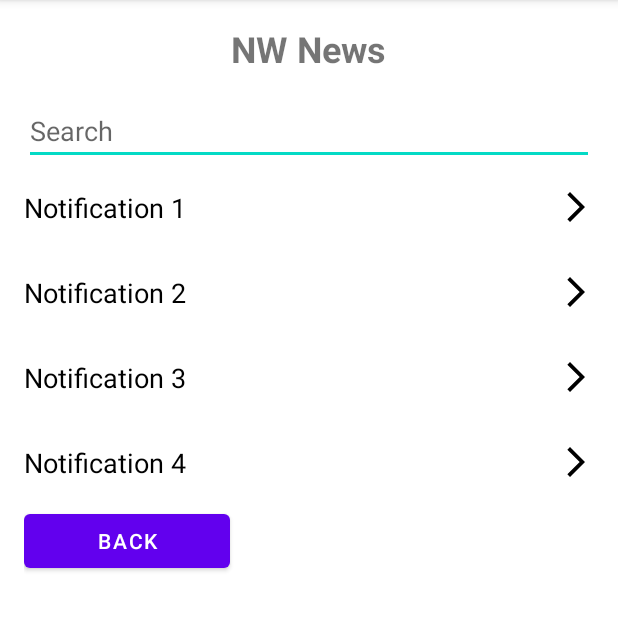
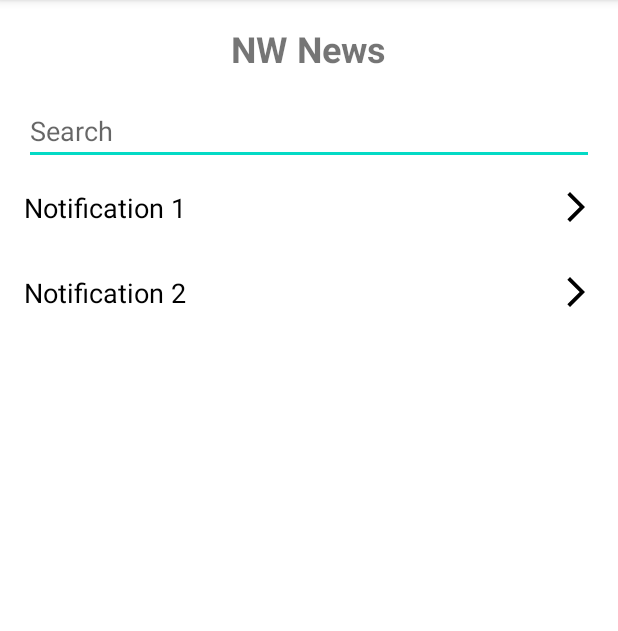
Before and after one commit to codebender14/app_NW_Ravens, an Android app: the NWNewsNotificationSpecificActivity screen opened directly, with no data from a screen before it, on a phone screen of 412 x 824 dp, the part 84-715 px from its top. Run offline under Robolectric (Android 15) with nearby library versions, the phone set to English and light mode, and no system bars; 1 statement that could not run was skipped.

Commit message:
s554035 Raghava updated NwEvents notifications

```diff
--- a/app/src/main/res/layout/activity_nwnews_notification_specific.xml
+++ b/app/src/main/res/layout/activity_nwnews_notification_specific.xml
@@ -49,31 +49,31 @@
         android:paddingTop="16dp"
         android:paddingBottom="16dp"/>
     <!-- Notification 3 -->
-    <TextView
-        android:layout_width="match_parent"
-        android:layout_height="wrap_content"
-        android:text="Notification 3"
-        android:textSize="18sp"
-        android:textColor="@color/black"
-        android:drawableEnd="@drawable/ic_forward_arrow"
-        android:paddingTop="16dp"
-        android:paddingBottom="16dp"/>
+<!--    <TextView-->
+<!--        android:layout_width="match_parent"-->
+<!--        android:layout_height="wrap_content"-->
+<!--        android:text="Notification 3"-->
+<!--        android:textSize="18sp"-->
+<!--        android:textColor="@color/black"-->
+<!--        android:drawableEnd="@drawable/ic_forward_arrow"-->
+<!--        android:paddingTop="16dp"-->
+<!--        android:paddingBottom="16dp"/>-->
     <!-- Notification 4 -->
-    <TextView
-        android:layout_width="match_parent"
-        android:layout_height="wrap_content"
-        android:text="Notification 4"
-        android:textSize="18sp"
-        android:textColor="@color/black"
-        android:drawableEnd="@drawable/ic_forward_arrow"
-        android:paddingTop="16dp"
-        android:paddingBottom="16dp"/>
+<!--    <TextView-->
+<!--        android:layout_width="match_parent"-->
+<!--        android:layout_height="wrap_content"-->
+<!--        android:text="Notification 4"-->
+<!--        android:textSize="18sp"-->
+<!--        android:textColor="@color/black"-->
+<!--        android:drawableEnd="@drawable/ic_forward_arrow"-->
+<!--        android:paddingTop="16dp"-->
+<!--        android:paddingBottom="16dp"/>-->
 
-    <Button
-        android:id="@+id/button"
-        android:layout_width="137dp"
-        android:layout_height="wrap_content"
-        android:text="Back" />
+<!--    <Button-->
+<!--        android:id="@+id/button"-->
+<!--        android:layout_width="137dp"-->
+<!--        android:layout_height="wrap_content"-->
+<!--        android:text="Back" />-->
 
 
 </LinearLayout>
```
Also changed, not shown: app/src/main/java/com/example/nwravens/NWEventsNotification1DescriptionActivity.java (+9 -9 lines), app/src/main/java/com/example/nwravens/NWEventsNotification2DescriptionActivity.java (+9 -9 lines), app/src/main/java/com/example/nwravens/NWEventsNotificationSpecificActivity.java (+25 -25 lines), app/src/main/res/layout/activity_nwevents_notification1_description.xml (+15 -5 lines), app/src/main/res/layout/activity_nwevents_notification2_description.xml (+15 -5 lines), 1 other file.
